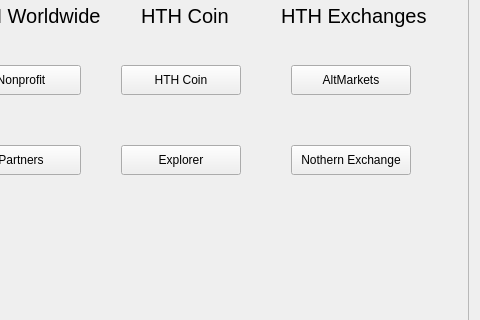
First picture: the form in src/qt/forms/overviewpage.ui, repository barrystyle/hth, before the edit; both pictures show x 520 to 1000 and y 296 to 616 of the 1000 by 756 pixel window.
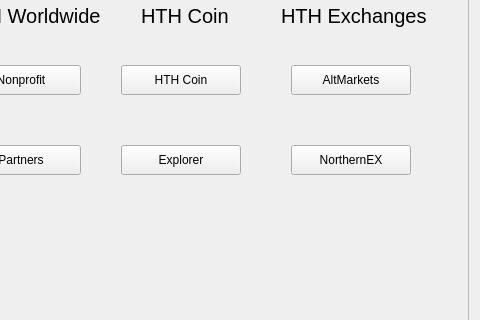
Second picture: the form after the edit. Icons and pictures are not drawn.

Diff of the .ui file:
```diff
--- a/src/qt/forms/overviewpage.ui
+++ b/src/qt/forms/overviewpage.ui
@@ -915,7 +915,7 @@
        <string notr="true">&lt;a href=&quot;https://nortexchange.com/exchange/?market=HTH_BTC&quot;&gt;&lt;/a&gt;</string>
       </property>
       <property name="text">
-       <string>Nothern Exchange</string>
+       <string>NorthernEX</string>
       </property>
      </widget>
     </widget>
```
